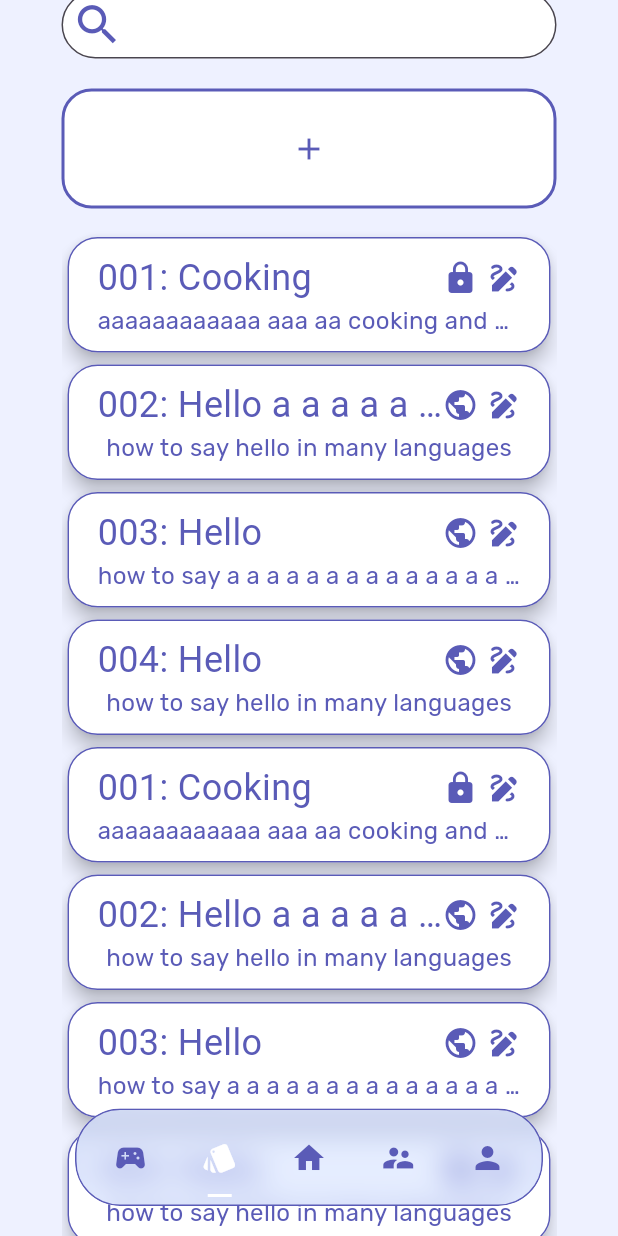
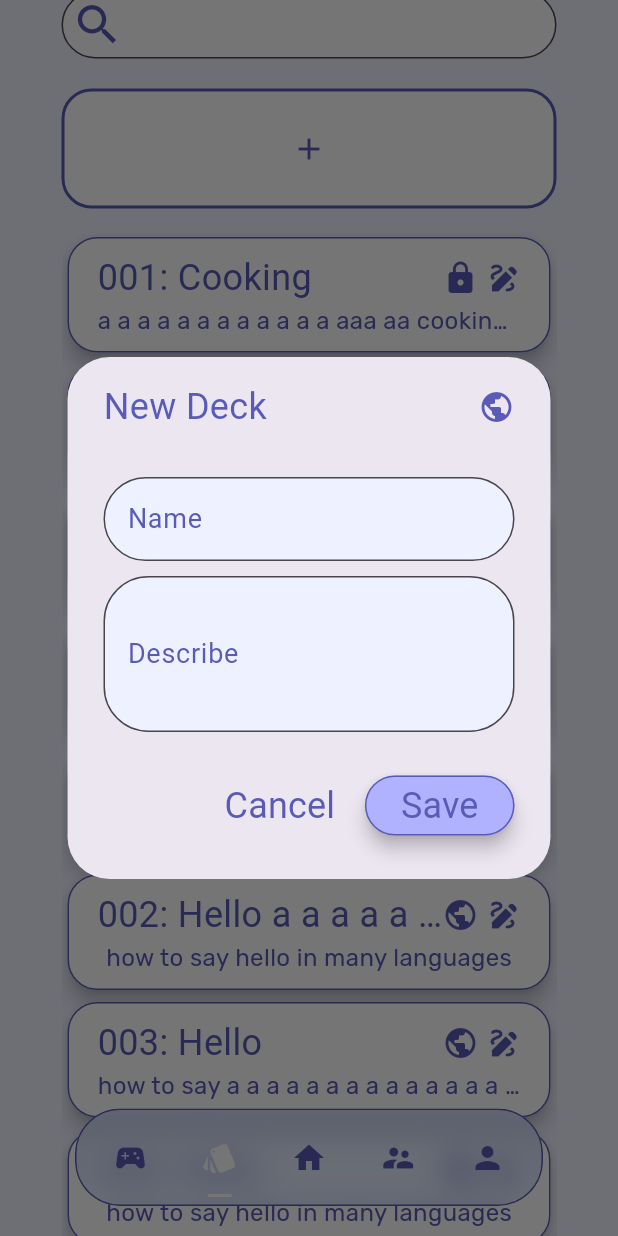
Before and after one commit to DTDungg/Mobile_FlashCard, a Flutter app: the LibraryScreen screen opened directly, scrolled down 56 dp, after a tap on the "add" icon, on a phone screen of 412 x 824 dp. Run offline on Flutter 3.47's test engine with Material 3 defaults, Android fonts, the phone set to English and light mode, and no system bars; drawn by our look-alikes of crystal_navigation_bar; our stand-ins replace get, google_fonts; missing offline and left inert: flutter_flip_card.

```diff
--- a/lib/library_screen.dart
+++ b/lib/library_screen.dart
@@ -1,4 +1,5 @@
 import 'package:flutter/material.dart';
+import 'package:mobile_flash_card/utils/add_deck_dialog.dart';
 import 'package:mobile_flash_card/utils/bottom_bar.dart';
 import 'package:mobile_flash_card/utils/deck_widget.dart';
 import 'package:mobile_flash_card/utils/define.dart';
@@ -13,9 +14,14 @@ class LibraryScreen extends StatefulWidget {
 }
 
 class _LibraryState extends State<LibraryScreen> {
-  void _nothing() {}
-
-  Deck deck = Deck(id: 1, name: 'Cooking', isPublic: false, description: 'aaaaaaaaaaaa aaa aa cooking and kitchen related things');
+  Deck deck = Deck(
+      id: 1,
+      name: 'Cooking',
+      isPublic: false,
+      description:
+          'a a a a a a a a a a a a aaa aa cooking and kitchen related things',
+      like: 10,
+      userID: 1);
 
   @override
   Widget build(BuildContext context) {
@@ -39,41 +45,112 @@ class _LibraryState extends State<LibraryScreen> {
                   decoration: BoxDecoration(
                       color: Colors.white,
                       borderRadius: BorderRadius.circular(20),
-                        border:
-                            Border.all(color: Define.strongPurple, width: 2)),
+                      border: Border.all(color: Define.strongPurple, width: 2)),
                   child: IconButton(
                     icon: const Icon(Icons.add),
                     color: Define.strongPurple,
-                      onPressed: _nothing,
-                    )
+                    onPressed: () {
+                      showDialog(
+                          context: context,
+                          builder: (context) {
+                            return AddDeckDialog();
+                          });
+                    },
+                  )),
+              const SizedBox(
+                height: 15,
               ),
-                SizedBox(height: 15,),
               SizedBox(
                   height: 670,
                   width: 330,
-                    child:ListView(
+                  child: ListView(
                     children: [
                       DeckWidget(deck: deck),
-                        DeckWidget(deck: Deck(id: 2, name: "Hello a a a a a a a aaa a a ", description: "how to say hello in many languages", isPublic: true)),
-                        DeckWidget(deck: Deck(id: 3, name: "Hello", description: "how to say a a a a a a a a a a a a a a a a a a a a a a â  â  a  in many languages", isPublic: true)),
-                        DeckWidget(deck: Deck(id: 4, name: "Hello", description: "how to say hello in many languages", isPublic: true)),
+                      DeckWidget(
+                          deck: Deck(
+                              id: 2,
+                              name: "Hello a a a a a a a aaa a a ",
+                              description: "how to say hello in many languages",
+                              isPublic: true,
+                              like: 10,
+                              userID: 1)),
+                      DeckWidget(
+                          deck: Deck(
+                              id: 3,
+                              name: "Hello",
+                              description:
+                                  "how to say a a a a a a a a a a a a a a a a a a a a a a â  â  a  in many languages",
+                              isPublic: true,
+                              like: 10,
+                              userID: 1)),
+                      DeckWidget(
+                          deck: Deck(
+                              id: 4,
+                              name: "Hello",
+                              description: "how to say hello in many languages",
+                              isPublic: true,
+                              like: 10,
+                              userID: 1)),
                       DeckWidget(deck: deck),
-                        DeckWidget(deck: Deck(id: 2, name: "Hello a a a a a a a aaa a a ", description: "how to say hello in many languages", isPublic: true)),
-                        DeckWidget(deck: Deck(id: 3, name: "Hello", description: "how to say a a a a a a a a a a a a a a a a a a a a a a â  â  a  in many languages", isPublic: true)),
-                        DeckWidget(deck: Deck(id: 4, name: "Hello", description: "how to say hello in many languages", isPublic: true)),
+                      DeckWidget(
+                          deck: Deck(
+                              id: 2,
+                              name: "Hello a a a a a a a aaa a a ",
+                              description: "how to say hello in many languages",
+                              isPublic: true,
+                              like: 10,
+                              userID: 1)),
+                      DeckWidget(
+                          deck: Deck(
+                              id: 3,
+                              name: "Hello",
+                              description:
+                                  "how to say a a a a a a a a a a a a a a a a a a a a a a â  â  a  in many languages",
+                              isPublic: true,
+                              like: 10,
+                              userID: 1)),
+                      DeckWidget(
+                          deck: Deck(
+                              id: 4,
+                              name: "Hello",
+                              description: "how to say hello in many languages",
+                              isPublic: true,
+                              like: 10,
+                              userID: 1)),
                       DeckWidget(deck: deck),
-                        DeckWidget(deck: Deck(id: 2, name: "Hello a a a a a a a aaa a a ", description: "how to say hello in many languages", isPublic: true)),
-                        DeckWidget(deck: Deck(id: 3, name: "Hello", description: "how to say a a a a a a a a a a a a a a a a a a a a a a â  â  a  in many languages", isPublic: true)),
-                        DeckWidget(deck: Deck(id: 4, name: "Hello", description: "how to say hello in many languages", isPublic: true)),
+                      DeckWidget(
+                          deck: Deck(
+                              id: 2,
+                              name: "Hello a a a a a a a aaa a a ",
+                              description: "how to say hello in many languages",
+                              isPublic: true,
+                              like: 10,
+                              userID: 1)),
+                      DeckWidget(
+                          deck: Deck(
+                              id: 3,
+                              name: "Hello",
+                              description:
+                                  "how to say a a a a a a a a a a a a a a a a a a a a a a â  â  a  in many languages",
+                              isPublic: true,
+                              like: 10,
+                              userID: 1)),
+                      DeckWidget(
+                          deck: Deck(
+                              id: 4,
+                              name: "Hello",
+                              description: "how to say hello in many languages",
+                              isPublic: true,
+                              like: 10,
+                              userID: 1)),
                     ],
-                    )
-                ),
+                  )),
             ],
           ),
         ),
       ),
       extendBody: true,
-      bottomNavigationBar: BottomBar(index: 1),
+      bottomNavigationBar: const BottomBar(index: 1),
     );
   }
 }
--- a/lib/main.dart
+++ b/lib/main.dart
@@ -1,5 +1,8 @@
 import 'package:flutter/material.dart';
 import 'package:mobile_flash_card/flash_screen.dart';
+import 'package:mobile_flash_card/home_screen.dart';
+import 'package:mobile_flash_card/library_screen.dart';
+import 'package:mobile_flash_card/signin_screen.dart';
 import 'package:mobile_flash_card/utils/define.dart';
 import 'package:get/get.dart';
 
@@ -8,5 +11,5 @@ void main() {
       theme: ThemeData(
           inputDecorationTheme:
               InputDecorationTheme(suffixIconColor: Define.strongPurple)),
-      home: FlashScreen()));
+      home: HomeScreen()));
 }
--- a/lib/model/deck.dart
+++ b/lib/model/deck.dart
@@ -3,13 +3,17 @@ class Deck{
     required this.id,
     required this.name,
     required this.isPublic,
-    required this.description
+    required this.description,
+    required this.like,
+    required this.userID
 });
 
   final int id;
   final String name;
   final bool isPublic;
   final String description;
+  final int like;
+  final int userID;
 
   String fortmatID() {
     if (id < 10) {
@@ -22,14 +26,16 @@ class Deck{
   }
 
   factory Deck.fromJson(Map<String, dynamic> json){
-    return Deck(id: json["id"], name: json["name"], isPublic: json["isPublic"], description: json["description"]);
+    return Deck(id: json["id"], name: json["name"], isPublic: json["isPublic"], description: json["description"], like: json["like"], userID: json["userID"]);
   }
 
   Map<String, dynamic> toJson() => {
     "id": id,
     "name": name,
     "isPublic": isPublic,
-    "description": description
+    "description": description,
+    "like": like,
+    "userID": userID
   };
 
 }
--- /dev/null
+++ b/lib/utils/add_deck_dialog.dart
@@ -0,0 +1,126 @@
+import 'package:flutter/material.dart';
+import 'package:google_fonts/google_fonts.dart';
+import 'package:mobile_flash_card/utils/define.dart';
+
+
+class AddDeckDialog extends StatefulWidget{
+  @override
+  State<StatefulWidget> createState() => _AddDeckDialogState();
+  }
+
+class _AddDeckDialogState extends State<AddDeckDialog>{
+
+  final TextEditingController nameController = TextEditingController();
+  final TextEditingController describeController = TextEditingController();
+  TextEditingController isPublicController = TextEditingController();
+  bool isPublic = true;
+
+  @override
+  Widget build(BuildContext context) {
+    return AlertDialog(
+      content: Column(
+        mainAxisSize: MainAxisSize.min,
+        children: [
+          Row(
+            children: [
+              SizedBox(
+                width: 250,
+                child: Text('New Deck',
+                    style: GoogleFonts.rubikBubbles(
+                      fontWeight: FontWeight.w400,
+                      fontSize: 24,
+                      color: Define.strongPurple,
+                    )),
+              ),
+              GestureDetector(
+                onTap: () {
+                  setState(() {
+                    isPublic = !isPublic;
+                    print("isPublic: $isPublic");
+                  });
+                },
+                child: Icon(
+                  isPublic ? Icons.public : Icons.lock,
+                  color: Define.strongPurple,
+                ),
+              )
+            ],
+          ),
+          SizedBox(height: 30,),
+          TextField(
+            controller: nameController,
+            decoration: InputDecoration(
+                filled: true,
+                fillColor: Define.lightBlue,
+                labelText: 'Name',
+                labelStyle: GoogleFonts.rubikBubbles(
+                  fontWeight: FontWeight.w400,
+                  fontSize: 18,
+                  color: Define.strongPurple,
+                ),
+                border: OutlineInputBorder(
+                    borderSide: const BorderSide(
+                        color: Define.strongPurple,
+                        width: 2),
+                    borderRadius:
+                    BorderRadius.circular(30))),
+          ),
+          const SizedBox(
+            height: 10,
+          ),
+          TextField(
+            maxLines: 3,
+            controller: describeController,
+            decoration: InputDecoration(
+                filled: true,
+                fillColor: Define.lightBlue,
+                labelText: 'Describe',
+                labelStyle: GoogleFonts.rubikBubbles(
+                  fontWeight: FontWeight.w400,
+                  fontSize: 18,
+                  color: Define.strongPurple,
+                ),
+                border: OutlineInputBorder(
+                    borderSide: const BorderSide(
+                        color: Define.strongPurple,
+                        width: 2),
+                    borderRadius:
+                    BorderRadius.circular(30))),
+          )
+        ],
+      ),
+      actions: [
+        TextButton(
+          onPressed: () {
+            Navigator.of(context).pop();
+          },
+          child: Text(
+            'Cancel',
+            style: GoogleFonts.rubikBubbles(
+                fontWeight: FontWeight.w400,
+                fontSize: 24,
+                color: Define.strongPurple),
+          ),
+        ),
+        ElevatedButton(
+            onPressed: () {
+              // print('Name: ${nameController.text}');
+              // print('Name: ${describeController.text}');
+              Navigator.of(context).pop();
+            },
+            style: ElevatedButton.styleFrom(
+                backgroundColor: Define.lightPurple,
+                side: const BorderSide(
+                    color: Define.strongPurple,
+                    width: 1),
+                elevation: 5),
+            child: Text('Save',
+                style: GoogleFonts.rubikBubbles(
+                  fontWeight: FontWeight.w400,
+                  fontSize: 24,
+                  color: Define.strongPurple,
+                )))
+      ],
+    );
+
+}}
--- a/lib/utils/bottom_bar.dart
+++ b/lib/utils/bottom_bar.dart
@@ -1,5 +1,6 @@
 import 'package:flutter/material.dart';
 import 'package:crystal_navigation_bar/crystal_navigation_bar.dart';
+import 'package:mobile_flash_card/comunity_screen.dart';
 import 'package:mobile_flash_card/utils/define.dart';
 import 'package:get/get.dart';
 
@@ -20,7 +21,7 @@ class _BottomBarState extends State <BottomBar> {
     const HomeScreen(),
     const LibraryScreen(),
     const HomeScreen(),
-    const HomeScreen(),
+    const CommunityScreen(),
     const HomeScreen(),
   ];
 
```
Also changed, not shown: lib/comunity_screen.dart (added, +162 -0 lines), lib/review_screen.dart (+3 -4 lines), lib/utils/famous_set.dart (added, +132 -0 lines), lib/utils/user_rank.dart (added, +92 -0 lines). Lines whose indentation alone changed are shown as unchanged.
